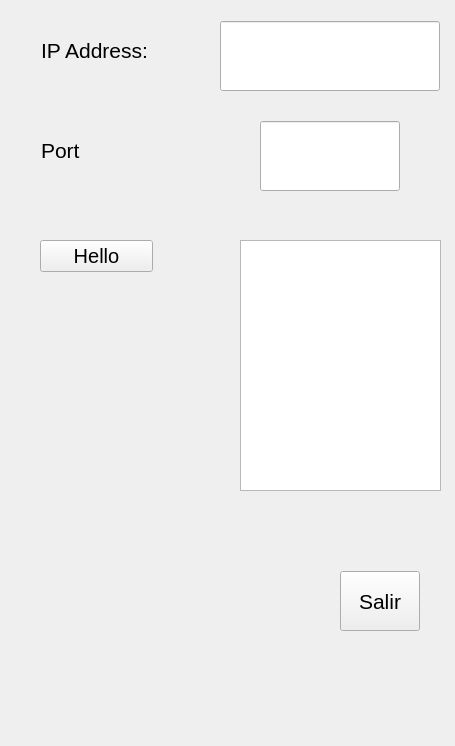
Old version of the form mainwindow.ui in the repository CarlosMexP/clienteQT.
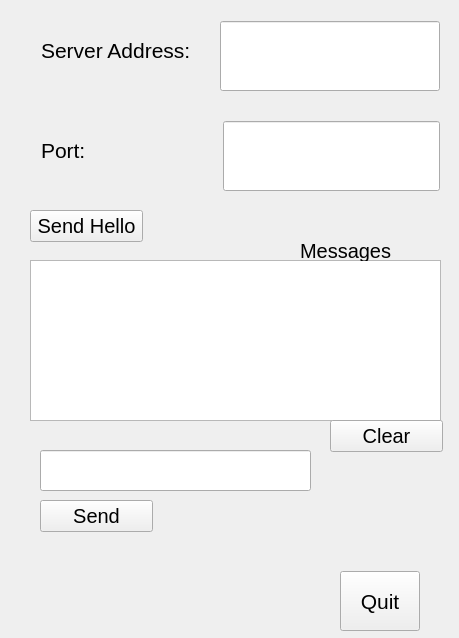
New version of the form.

Diff of the .ui file:
```diff
--- a/mainwindow.ui
+++ b/mainwindow.ui
@@ -6,8 +6,8 @@
    <rect>
     <x>0</x>
     <y>0</y>
-    <width>455</width>
-    <height>746</height>
+    <width>459</width>
+    <height>638</height>
    </rect>
   </property>
   <property name="sizePolicy">
@@ -30,7 +30,7 @@
      <rect>
       <x>30</x>
       <y>110</y>
-      <width>381</width>
+      <width>421</width>
       <height>81</height>
      </rect>
     </property>
@@ -49,7 +49,7 @@
         </font>
        </property>
        <property name="text">
-        <string>Port</string>
+        <string>Port:</string>
        </property>
       </widget>
      </item>
@@ -76,7 +76,7 @@
        </property>
        <property name="minimumSize">
         <size>
-         <width>140</width>
+         <width>217</width>
          <height>70</height>
         </size>
        </property>
@@ -119,7 +119,7 @@
         </font>
        </property>
        <property name="text">
-        <string>IP Address:</string>
+        <string>Server Address:</string>
        </property>
       </widget>
      </item>
@@ -211,7 +211,7 @@
         </font>
        </property>
        <property name="text">
-        <string>Salir</string>
+        <string>Quit</string>
        </property>
       </widget>
      </item>
@@ -220,29 +220,78 @@
    <widget class="QListWidget" name="listWidgetConsole">
     <property name="geometry">
      <rect>
-      <x>240</x>
-      <y>240</y>
-      <width>201</width>
-      <height>251</height>
+      <x>30</x>
+      <y>260</y>
+      <width>411</width>
+      <height>161</height>
      </rect>
     </property>
     <property name="font">
      <font>
-      <pointsize>20</pointsize>
+      <pointsize>13</pointsize>
      </font>
     </property>
    </widget>
    <widget class="QPushButton" name="pushButtonHello">
     <property name="geometry">
      <rect>
+      <x>30</x>
+      <y>210</y>
+      <width>113</width>
+      <height>32</height>
+     </rect>
+    </property>
+    <property name="text">
+     <string>Send Hello</string>
+    </property>
+   </widget>
+   <widget class="QLineEdit" name="lineEditSendMsg">
+    <property name="geometry">
+     <rect>
       <x>40</x>
+      <y>450</y>
+      <width>271</width>
+      <height>41</height>
+     </rect>
+    </property>
+   </widget>
+   <widget class="QLabel" name="label">
+    <property name="geometry">
+     <rect>
+      <x>300</x>
       <y>240</y>
+      <width>141</width>
+      <height>21</height>
+     </rect>
+    </property>
+    <property name="text">
+     <string>Messages</string>
+    </property>
+   </widget>
+   <widget class="QPushButton" name="pushButtonSendMsg">
+    <property name="geometry">
+     <rect>
+      <x>40</x>
+      <y>500</y>
       <width>113</width>
       <height>32</height>
      </rect>
     </property>
     <property name="text">
-     <string>Hello</string>
+     <string>Send</string>
+    </property>
+   </widget>
+   <widget class="QPushButton" name="pushButtonClearConsole">
+    <property name="geometry">
+     <rect>
+      <x>330</x>
+      <y>420</y>
+      <width>113</width>
+      <height>32</height>
+     </rect>
+    </property>
+    <property name="text">
+     <string>Clear</string>
     </property>
    </widget>
   </widget>
```
